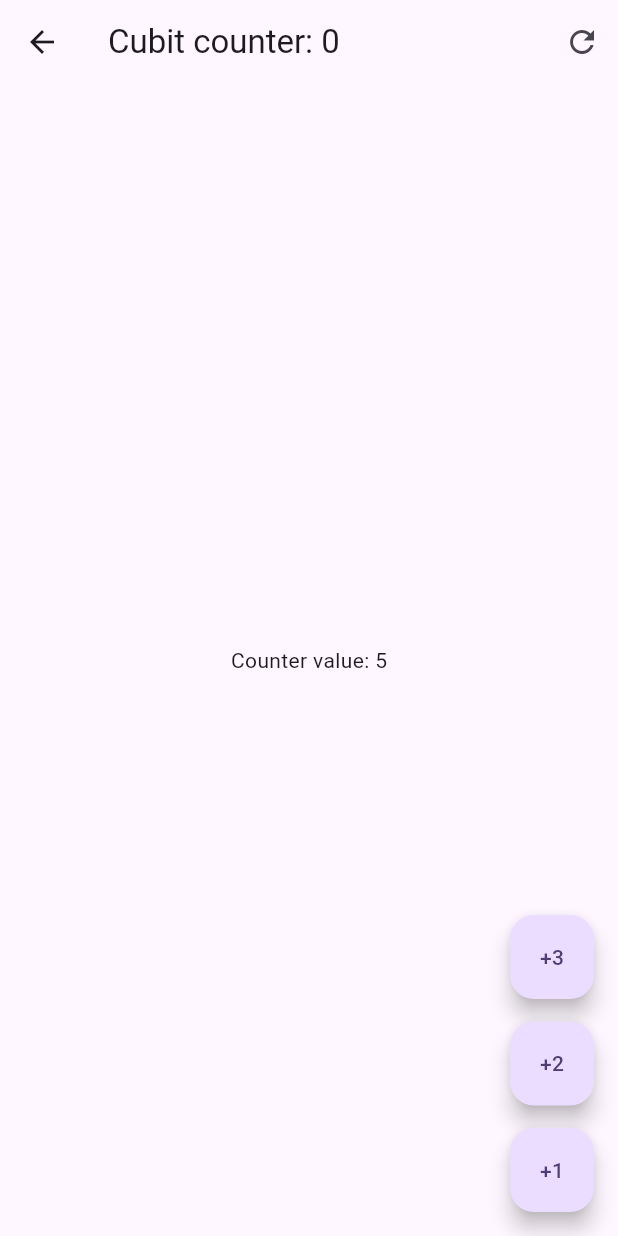
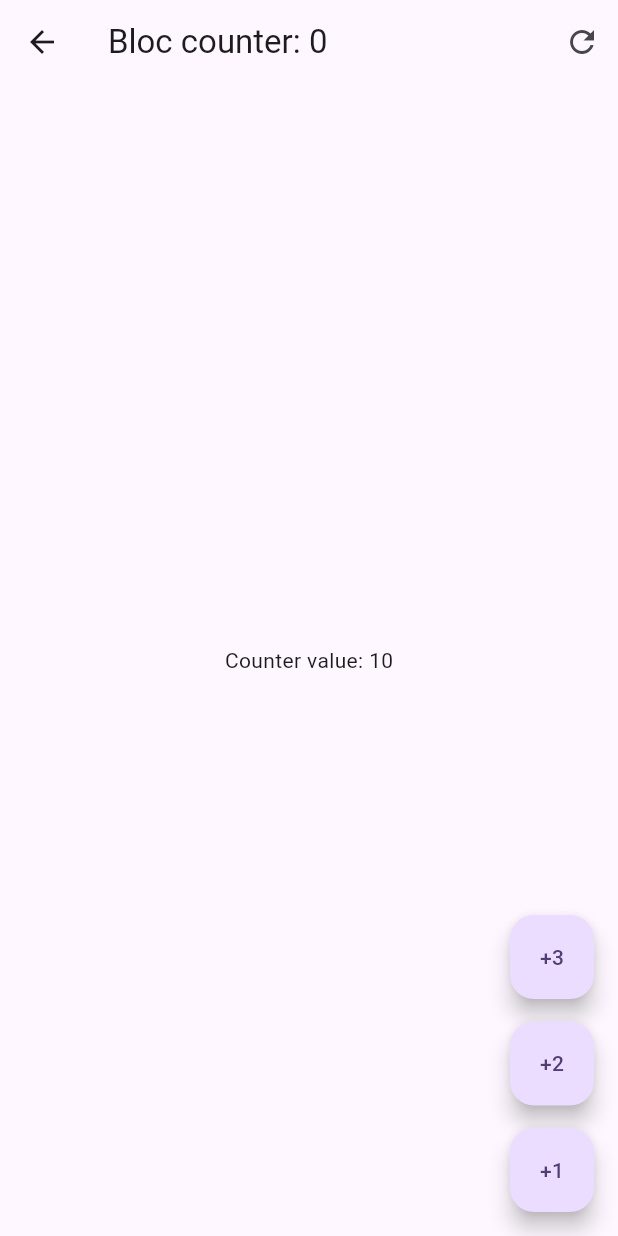
Before and after one commit to lukeBryDev/flutter_expert_dev_talles_course, a Flutter app: the screen it shows after launch, after a tap on "Bloc", on a phone screen of 412 x 824 dp. Run offline on Flutter 3.47's test engine with Material 3 defaults, Android fonts, the phone set to English and light mode, and no system bars; our stand-ins replace animate_do, card_swiper, dio, equatable, flutter_bloc, flutter_dotenv and 3 more.

Commit message:
forms_app feat(bloc_counter_screen): state implemented by bloc body: optimized by equatable

```diff
--- /dev/null
+++ b/forms_app/lib/presentation/blocs/counter_bloc/counter_bloc.dart
@@ -0,0 +1,37 @@
+import 'package:flutter_bloc/flutter_bloc.dart';
+import 'package:equatable/equatable.dart';
+
+part 'counter_event.dart';
+
+part 'counter_state.dart';
+
+class CounterBloc extends Bloc<CounterEvent, CounterState> {
+  /// This is a constructor
+  CounterBloc() : super(const CounterState()) {
+    // constructor body
+
+    /// Handler o manejador de un CounterEvent
+    on<CounterIncreased>(_onCounterIncreased);
+    on<CounterReset>(_onCounterReset);
+  }
+
+  void _onCounterIncreased(CounterIncreased event, Emitter<CounterState> emit) {
+    emit(state.copyWith(
+        counter: state.counter + event.value,
+        transactionCount: state.transactionCount + 1));
+  }
+
+  void _onCounterReset(CounterReset event, Emitter<CounterState> emit) {
+    emit(state.copyWith(counter: 0));
+  }
+
+  /// Potato potato. Different way, same thing
+  /// Disparar eventos dentro del bloc
+  void increaseBy([int value = 1]) {
+    add(CounterIncreased(value));
+  }
+
+  void resetCounter() {
+    add(CounterReset());
+  }
+}
--- /dev/null
+++ b/forms_app/lib/presentation/blocs/counter_bloc/counter_event.dart
@@ -0,0 +1,15 @@
+part of 'counter_bloc.dart';
+
+abstract class CounterEvent {
+  const CounterEvent();
+}
+
+/// name in past
+class CounterIncreased extends CounterEvent {
+  final int value;
+
+  const CounterIncreased(this.value);
+}
+
+/// name in past
+class CounterReset extends CounterEvent {}
--- /dev/null
+++ b/forms_app/lib/presentation/blocs/counter_bloc/counter_state.dart
@@ -0,0 +1,18 @@
+part of 'counter_bloc.dart';
+
+class CounterState extends Equatable {
+  final int counter;
+  final int transactionCount;
+
+  const CounterState({this.counter = 10, this.transactionCount = 0});
+
+  CounterState copyWith({int? counter, int? transactionCount}) => CounterState(
+      counter: counter ?? this.counter,
+      transactionCount: transactionCount ?? this.transactionCount);
+
+  @override
+  List<Object> get props => [
+        counter,
+        transactionCount,
+      ];
+}
--- a/forms_app/lib/presentation/screens/bloc_counter_screen.dart
+++ b/forms_app/lib/presentation/screens/bloc_counter_screen.dart
@@ -1,42 +1,59 @@
 import 'package:flutter/material.dart';
+import 'package:flutter_bloc/flutter_bloc.dart';
+import 'package:forms_app/presentation/blocs/counter_bloc/counter_bloc.dart';
 
 class BlocCounterScreen extends StatelessWidget {
   const BlocCounterScreen({super.key});
 
   @override
   Widget build(BuildContext context) {
+    return BlocProvider(
+      create: (_) => CounterBloc(),
+      child: const _BlocCounterView(),
+    );
+  }
+}
+
+class _BlocCounterView extends StatelessWidget {
+  const _BlocCounterView();
+
+  @override
+  Widget build(BuildContext context) {
     return Scaffold(
       appBar: AppBar(
-        title: const Text('Cubit counter'),
+        title: context.select((CounterBloc counterBloc) =>
+            Text('Bloc counter: ${counterBloc.state.transactionCount}')),
         actions: [
-          IconButton(onPressed: () {}, icon: const Icon(Icons.refresh_outlined))
+          IconButton(
+              // onPressed: () => context.read<CounterBloc>().add(CounterReset()),
+              onPressed: () => context.read<CounterBloc>().resetCounter(),
+              icon: const Icon(Icons.refresh_outlined))
         ],
       ),
-      body: const Center(
-        child: Text('Counter value: xxxx'),
+      body: Center(
+        child: context.select((CounterBloc counterBloc) =>
+            Text('Counter value: ${counterBloc.state.counter}')),
       ),
       floatingActionButton: Column(
         mainAxisAlignment: MainAxisAlignment.end,
         children: [
-          FloatingActionButton(
-            heroTag: 1,
-            child: const Text('+3'),
-            onPressed: () {},
-          ),
+          _floatingActionButton(context, value: 3),
           const SizedBox(height: 15),
-          FloatingActionButton(
-            heroTag: 2,
-            child: const Text('+2'),
-            onPressed: () {},
-          ),
+          _floatingActionButton(context, value: 2),
           const SizedBox(height: 15),
-          FloatingActionButton(
-            heroTag: 3,
-            child: const Text('+1'),
-            onPressed: () {},
-          ),
+          _floatingActionButton(context, value: 1),
         ],
       ),
     );
   }
+
+  FloatingActionButton _floatingActionButton(BuildContext context,
+      {required int value}) {
+    return FloatingActionButton(
+      heroTag: value,
+      child: Text('+$value'),
+      // onPressed: () => context.read<CounterBloc>().add(CounterIncreased(value)),
+      onPressed: () => context.read<CounterBloc>().increaseBy(value),
+    );
+  }
 }
--- a/forms_app/lib/presentation/screens/home_screen.dart
+++ b/forms_app/lib/presentation/screens/home_screen.dart
@@ -23,7 +23,11 @@ class HomeScreen extends StatelessWidget {
             trailing: const Icon(
               Icons.arrow_forward_ios_rounded,
             ),
-            onTap: () => context.push('/cubits'),
+            onTap: () => context.push('/bloc'),
+          ),
+          const Padding(
+            padding: EdgeInsets.symmetric(horizontal: 10),
+            child: Divider(),
           ),
         ],
       ),
```
